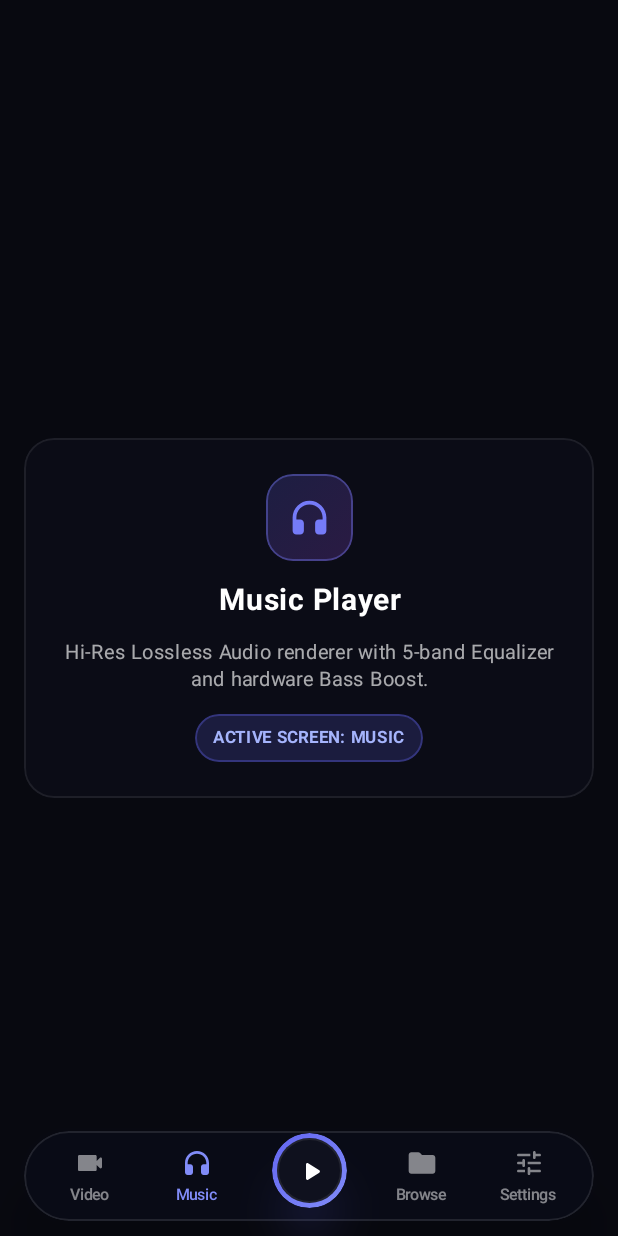
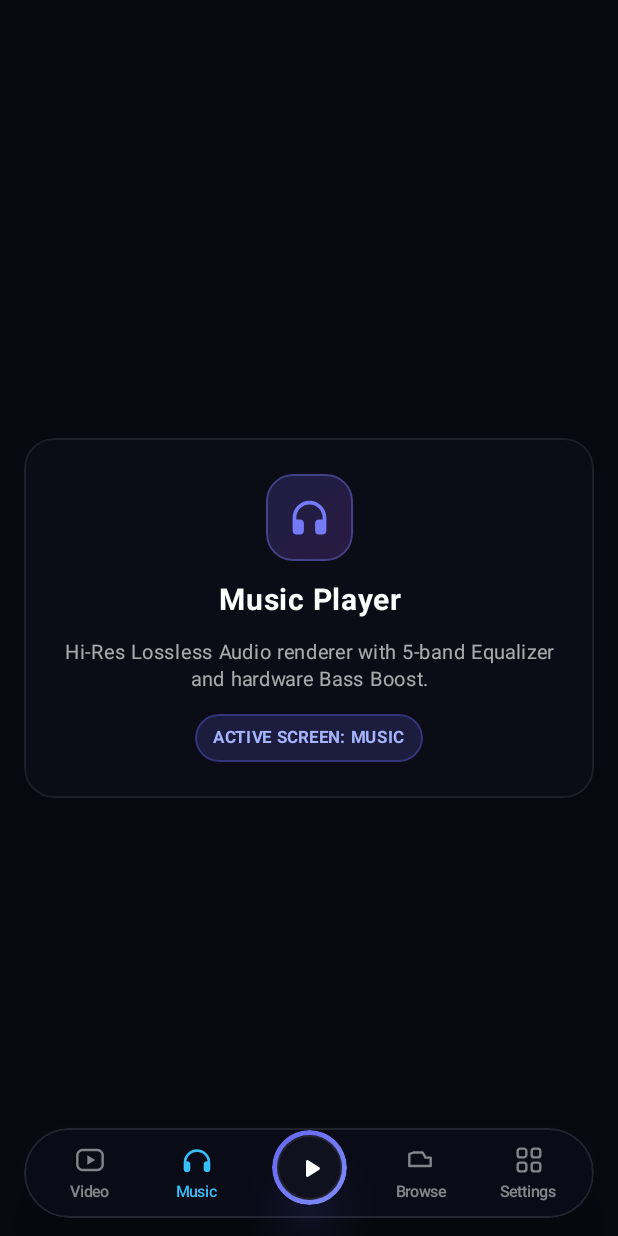
Before and after one commit to Mohammad-Shahid-07/playme, an Android app built with Jetpack Compose: the screen it shows after launch (MainActivity), after a tap on "Music", on a phone screen of 412 x 824 dp. Run offline under Robolectric (Android 15) with nearby library versions, the phone set to English and light mode, and no system bars; libraries missing offline, so code that uses them is left out: coil3.video; 1 statement that could not run was skipped; 3 other taps on this screen came first.

Commit message:
fix(perf): eliminate swipe feedback loop and hardware-accelerate video thumbnails via ThumbnailManager

```diff
--- a/app/src/main/java/com/playme/player/core/designsystem/PlayMeIcons.kt
+++ b/app/src/main/java/com/playme/player/core/designsystem/PlayMeIcons.kt
@@ -11,6 +11,7 @@ import androidx.compose.ui.graphics.Color
 import androidx.compose.ui.graphics.Path
 import androidx.compose.ui.graphics.StrokeCap
 import androidx.compose.ui.graphics.StrokeJoin
+import androidx.compose.ui.graphics.drawscope.Fill
 import androidx.compose.ui.graphics.drawscope.Stroke
 import androidx.compose.ui.unit.Dp
 import androidx.compose.ui.unit.dp
@@ -18,6 +19,147 @@ import androidx.compose.ui.unit.dp
 /**
  * Custom vector icons matching ui_prototype/src/components/icons/NavIcons.tsx
  */
+
+@Composable
+fun VideoNavIcon(
+    active: Boolean,
+    size: Dp = 21.dp,
+    modifier: Modifier = Modifier
+) {
+    val activeColor = Color(0xFF38BDF8) // Clean cyan matching Image 1
+    val inactiveColor = Color(0x80FFFFFF)
+
+    Canvas(modifier = modifier.size(size)) {
+        val s = this.size.width / 24f
+        val rectTopLeft = Offset(2.5f * s, 4.5f * s)
+        val rectSize = Size(19f * s, 15f * s)
+        val corner = CornerRadius(4f * s, 4f * s)
+
+        if (active) {
+            // Solid cyan screen
+            drawRoundRect(
+                color = activeColor,
+                topLeft = rectTopLeft,
+                size = rectSize,
+                cornerRadius = corner,
+                style = Fill
+            )
+            // Dark play triangle inside
+            val playPath = Path().apply {
+                moveTo(10f * s, 8.5f * s)
+                lineTo(16f * s, 12f * s)
+                lineTo(10f * s, 15.5f * s)
+                close()
+            }
+            drawPath(path = playPath, color = Color(0xFF0C0E18), style = Fill)
+        } else {
+            // Outline screen
+            drawRoundRect(
+                color = inactiveColor,
+                topLeft = rectTopLeft,
+                size = rectSize,
+                cornerRadius = corner,
+                style = Stroke(width = 1.8f * s)
+            )
+            val playPath = Path().apply {
+                moveTo(10f * s, 8.5f * s)
+                lineTo(16f * s, 12f * s)
+                lineTo(10f * s, 15.5f * s)
+                close()
+            }
+            drawPath(path = playPath, color = inactiveColor, style = Fill)
+        }
+    }
+}
+
+@Composable
+fun MusicNavIcon(
+    active: Boolean,
+    size: Dp = 21.dp,
+    modifier: Modifier = Modifier
+) {
+    val color = if (active) Color(0xFF38BDF8) else Color(0x80FFFFFF)
+
+    Canvas(modifier = modifier.size(size)) {
+        val s = this.size.width / 24f
+        val stroke = Stroke(width = 1.8f * s, cap = StrokeCap.Round)
+
+        // Headband arc
+        val arcPath = Path().apply {
+            moveTo(3f * s, 14f * s)
+            cubicTo(3f * s, 9f * s, 7f * s, 5f * s, 12f * s, 5f * s)
+            cubicTo(17f * s, 5f * s, 21f * s, 9f * s, 21f * s, 14f * s)
+        }
+        drawPath(path = arcPath, color = color, style = Stroke(width = 2f * s, cap = StrokeCap.Round))
+
+        // Ear cups
+        val cupCorner = CornerRadius(2.5f * s, 2.5f * s)
+        drawRoundRect(
+            color = color,
+            topLeft = Offset(2f * s, 13f * s),
+            size = Size(5f * s, 8f * s),
+            cornerRadius = cupCorner,
+            style = if (active) Fill else stroke
+        )
+        drawRoundRect(
+            color = color,
+            topLeft = Offset(17f * s, 13f * s),
+            size = Size(5f * s, 8f * s),
+            cornerRadius = cupCorner,
+            style = if (active) Fill else stroke
+        )
+    }
+}
+
+@Composable
+fun BrowseNavIcon(
+    active: Boolean,
+    size: Dp = 21.dp,
+    modifier: Modifier = Modifier
+) {
+    val color = if (active) Color(0xFF38BDF8) else Color(0x80FFFFFF)
+
+    Canvas(modifier = modifier.size(size)) {
+        val s = this.size.width / 24f
+        val path = Path().apply {
+            moveTo(2.5f * s, 7.5f * s)
+            lineTo(2.5f * s, 16.5f * s)
+            lineTo(18.5f * s, 16.5f * s)
+            lineTo(18.5f * s, 10.25f * s)
+            lineTo(14.62f * s, 10.25f * s)
+            lineTo(12.5f * s, 6.38f * s)
+            lineTo(9.38f * s, 6.38f * s)
+            lineTo(5.5f * s, 6.38f * s)
+            close()
+        }
+        drawPath(
+            path = path,
+            color = color,
+            style = if (active) Fill else Stroke(width = 1.8f * s, cap = StrokeCap.Round, join = StrokeJoin.Round)
+        )
+    }
+}
+
+@Composable
+fun SettingsNavIcon(
+    active: Boolean,
+    size: Dp = 21.dp,
+    modifier: Modifier = Modifier
+) {
+    val color = if (active) Color(0xFF38BDF8) else Color(0x80FFFFFF)
+
+    Canvas(modifier = modifier.size(size)) {
+        val s = this.size.width / 24f
+        val stroke = Stroke(width = 1.8f * s)
+        val corner = CornerRadius(2f * s, 2f * s)
+        val rectSize = Size(6.5f * s, 6.5f * s)
+
+        drawRoundRect(color = color, topLeft = Offset(3.5f * s, 3.5f * s), size = rectSize, cornerRadius = corner, style = if (active) Fill else stroke)
+        drawRoundRect(color = color, topLeft = Offset(14f * s, 3.5f * s), size = rectSize, cornerRadius = corner, style = stroke)
+        drawRoundRect(color = color, topLeft = Offset(3.5f * s, 14f * s), size = rectSize, cornerRadius = corner, style = stroke)
+        drawRoundRect(color = color, topLeft = Offset(14f * s, 14f * s), size = rectSize, cornerRadius = corner, style = if (active) Fill else stroke)
+    }
+}
 
 @Composable
 fun SortSlidersIcon(
@@ -29,47 +171,13 @@ fun SortSlidersIcon(
         val s = this.size.width / 24f
         val strokeWidth = 1.8f * s
 
-        // Top line
-        drawLine(
-            color = color,
-            start = Offset(4f * s, 7f * s),
-            end = Offset(20f * s, 7f * s),
-            strokeWidth = strokeWidth,
-            cap = StrokeCap.Round
-        )
-        // Top slider thumb circle at (8, 7)
-        drawCircle(
-            color = Color(0xFF0C0E18),
-            radius = 2.5f * s,
-            center = Offset(8f * s, 7f * s)
-        )
-        drawCircle(
-            color = color,
-            radius = 2.5f * s,
-            center = Offset(8f * s, 7f * s),
-            style = Stroke(width = strokeWidth)
-        )
+        drawLine(color = color, start = Offset(4f * s, 7f * s), end = Offset(20f * s, 7f * s), strokeWidth = strokeWidth, cap = StrokeCap.Round)
+        drawCircle(color = Color(0xFF0C0E18), radius = 2.5f * s, center = Offset(8f * s, 7f * s))
+        drawCircle(color = color, radius = 2.5f * s, center = Offset(8f * s, 7f * s), style = Stroke(width = strokeWidth))
 
-        // Bottom line
-        drawLine(
-            color = color,
-            start = Offset(4f * s, 17f * s),
-            end = Offset(20f * s, 17f * s),
-            strokeWidth = strokeWidth,
-            cap = StrokeCap.Round
-        )
-        // Bottom slider thumb circle at (16, 17)
-        drawCircle(
-            color = Color(0xFF0C0E18),
-            radius = 2.5f * s,
-            center = Offset(16f * s, 17f * s)
-        )
-        drawCircle(
-            color = color,
-            radius = 2.5f * s,
-            center = Offset(16f * s, 17f * s),
-            style = Stroke(width = strokeWidth)
-        )
+        drawLine(color = color, start = Offset(4f * s, 17f * s), end = Offset(20f * s, 17f * s), strokeWidth = strokeWidth, cap = StrokeCap.Round)
+        drawCircle(color = Color(0xFF0C0E18), radius = 2.5f * s, center = Offset(16f * s, 17f * s))
+        drawCircle(color = color, radius = 2.5f * s, center = Offset(16f * s, 17f * s), style = Stroke(width = strokeWidth))
     }
 }
 
@@ -81,42 +189,13 @@ fun GridViewIcon(
 ) {
     Canvas(modifier = modifier.size(size)) {
         val s = this.size.width / 24f
-        val strokeWidth = 1.8f * s
+        val style = Stroke(width = 1.8f * s)
         val corner = CornerRadius(2f * s, 2f * s)
-        val style = Stroke(width = strokeWidth)
 
-        // Top-left rect
-        drawRoundRect(
-            color = color,
-            topLeft = Offset(3.5f * s, 3.5f * s),
-            size = Size(6.5f * s, 6.5f * s),
-            cornerRadius = corner,
-            style = style
-        )
-        // Top-right rect
-        drawRoundRect(
-            color = color,
-            topLeft = Offset(14f * s, 3.5f * s),
-            size = Size(6.5f * s, 6.5f * s),
-            cornerRadius = corner,
-            style = style
-        )
-        // Bottom-left rect
-        drawRoundRect(
-            color = color,
-            topLeft = Offset(3.5f * s, 14f * s),
-            size = Size(6.5f * s, 6.5f * s),
-            cornerRadius = corner,
-            style = style
-        )
-        // Bottom-right rect
-        drawRoundRect(
-            color = color,
-            topLeft = Offset(14f * s, 14f * s),
-            size = Size(6.5f * s, 6.5f * s),
-            cornerRadius = corner,
-            style = style
-        )
+        drawRoundRect(color = color, topLeft = Offset(3.5f * s, 3.5f * s), size = Size(6.5f * s, 6.5f * s), cornerRadius = corner, style = style)
+        drawRoundRect(color = color, topLeft = Offset(14f * s, 3.5f * s), size = Size(6.5f * s, 6.5f * s), cornerRadius = corner, style = style)
+        drawRoundRect(color = color, topLeft = Offset(3.5f * s, 14f * s), size = Size(6.5f * s, 6.5f * s), cornerRadius = corner, style = style)
+        drawRoundRect(color = color, topLeft = Offset(14f * s, 14f * s), size = Size(6.5f * s, 6.5f * s), cornerRadius = corner, style = style)
     }
 }
 
@@ -130,30 +209,10 @@ fun ListViewIcon(
         val s = this.size.width / 24f
         val strokeWidth = 1.8f * s
 
-        // 3 horizontal bars
-        drawLine(
-            color = color,
-            start = Offset(8.5f * s, 6f * s),
-            end = Offset(20.5f * s, 6f * s),
-            strokeWidth = strokeWidth,
-            cap = StrokeCap.Round
-        )
-        drawLine(
-            color = color,
-            start = Offset(8.5f * s, 12f * s),
-            end = Offset(20.5f * s, 12f * s),
-            strokeWidth = strokeWidth,
-            cap = StrokeCap.Round
-        )
-        drawLine(
-            color = color,
-            start = Offset(8.5f * s, 18f * s),
-            end = Offset(20.5f * s, 18f * s),
-            strokeWidth = strokeWidth,
-            cap = StrokeCap.Round
-        )
+        drawLine(color = color, start = Offset(8.5f * s, 6f * s), end = Offset(20.5f * s, 6f * s), strokeWidth = strokeWidth, cap = StrokeCap.Round)
+        drawLine(color = color, start = Offset(8.5f * s, 12f * s), end = Offset(20.5f * s, 12f * s), strokeWidth = strokeWidth, cap = StrokeCap.Round)
+        drawLine(color = color, start = Offset(8.5f * s, 18f * s), end = Offset(20.5f * s, 18f * s), strokeWidth = strokeWidth, cap = StrokeCap.Round)
 
-        // 3 bullet points
         drawCircle(color = color, radius = 1.2f * s, center = Offset(4.5f * s, 6f * s))
         drawCircle(color = color, radius = 1.2f * s, center = Offset(4.5f * s, 12f * s))
         drawCircle(color = color, radius = 1.2f * s, center = Offset(4.5f * s, 18f * s))
@@ -173,14 +232,6 @@ fun CheckmarkIcon(
             lineTo(9f * s, 17f * s)
             lineTo(20f * s, 6f * s)
         }
-        drawPath(
-            path = path,
-            color = color,
-            style = Stroke(
-                width = 2.2f * s,
-                cap = StrokeCap.Round,
-                join = StrokeJoin.Round
-            )
-        )
+        drawPath(path = path, color = color, style = Stroke(width = 2.2f * s, cap = StrokeCap.Round, join = StrokeJoin.Round))
     }
 }
--- a/app/src/main/java/com/playme/player/feature/library/ui/LibraryScreen.kt
+++ b/app/src/main/java/com/playme/player/feature/library/ui/LibraryScreen.kt
@@ -29,7 +29,6 @@ import androidx.compose.material3.CircularProgressIndicator
 import androidx.compose.material3.Icon
 import androidx.compose.material3.Text
 import androidx.compose.runtime.Composable
-import androidx.compose.runtime.LaunchedEffect
 import androidx.compose.runtime.collectAsState
 import androidx.compose.runtime.getValue
 import androidx.compose.runtime.rememberCoroutineScope
@@ -58,22 +57,9 @@ fun LibraryScreen(
     val pagerState = rememberPagerState(initialPage = 0) { 2 }
     val coroutineScope = rememberCoroutineScope()
 
-    // Sync pager swipe with ViewModel active sub-tab
-    LaunchedEffect(pagerState.currentPage) {
-        val tab = if (pagerState.currentPage == 0) VideoSubTab.VIDEOS else VideoSubTab.FOLDERS
-        if (state.activeSubTab != tab) {
-            viewModel.onAction(LibraryAction.SetSubTab(tab))
-        }
-    }
+    // Direct single source of truth from pagerState - NO fighting loops!
+    val currentSubTab = if (pagerState.currentPage == 0) VideoSubTab.VIDEOS else VideoSubTab.FOLDERS
 
-    LaunchedEffect(state.activeSubTab) {
-        val targetPage = if (state.activeSubTab == VideoSubTab.VIDEOS) 0 else 1
-        if (pagerState.currentPage != targetPage) {
-            pagerState.animateScrollToPage(targetPage)
-        }
-    }
-
-    // Outer Viewport with statusBarsPadding() matching DeviceFrame status bar in prototype
     Column(
         modifier = modifier
             .fillMaxSize()
@@ -119,7 +105,7 @@ fun LibraryScreen(
             }
         }
 
-        // 4. Continue Watching Carousel (Persistent across Videos & Folders)
+        // 4. Continue Watching Carousel (Persistent across both tabs)
         if (state.searchQuery.isEmpty() && state.selectedFolder == null) {
             ContinueWatchingRow(
                 items = state.continueWatching,
@@ -132,19 +118,20 @@ fun LibraryScreen(
 
         // 5. Video Sub-Nav Bar (Videos / Folders, Sort, View mode)
         VideoSubNavBar(
-            activeTab = state.activeSubTab,
+            activeTab = currentSubTab,
             sortOption = state.sortOption,
             viewMode = state.viewMode,
             onTabChange = { tab ->
-                val targetPage = if (tab == VideoSubTab.VIDEOS) 0 else 1
-                coroutineScope.launch { pagerState.animateScrollToPage(targetPage) }
-                viewModel.onAction(LibraryAction.SetSubTab(tab))
+                val target = if (tab == VideoSubTab.VIDEOS) 0 else 1
+                coroutineScope.launch {
+                    pagerState.animateScrollToPage(target)
+                }
             },
             onSortChange = { viewModel.onAction(LibraryAction.SetSortOption(it)) },
             onViewModeToggle = { viewModel.onAction(LibraryAction.ToggleViewMode) }
         )
 
-        // 6. Smooth Swipable Animated Pager for Videos & Folders
+        // 6. Smooth Swipable Animated Pager with Zero Recomposition Jitter
         if (state.isLoading) {
             Box(modifier = Modifier.weight(1f).fillMaxWidth(), contentAlignment = Alignment.Center) {
                 CircularProgressIndicator(color = Color(0xFF818CF8), strokeWidth = 2.5.dp)
@@ -153,24 +140,25 @@ fun LibraryScreen(
             HorizontalPager(
                 state = pagerState,
                 modifier = Modifier.weight(1f).fillMaxWidth(),
-                userScrollEnabled = state.selectedFolder == null
+                userScrollEnabled = state.selectedFolder == null,
+                key = { it }
             ) { page ->
                 if (page == 0) {
-                    // Page 0: Videos Feed with lazy keys for stutter-free scrolling
+                    // Page 0: Videos Feed
                     if (state.displayedVideos.isEmpty()) {
                         EmptyVideosView()
                     } else if (state.viewMode == ViewMode.GRID) {
                         LazyVerticalGrid(
                             columns = GridCells.Fixed(2),
                             modifier = Modifier.fillMaxSize(),
-                            contentPadding = PaddingValues(top = 4.dp, bottom = 88.dp),
+                            contentPadding = PaddingValues(top = 4.dp, bottom = 96.dp),
                             horizontalArrangement = Arrangement.spacedBy(10.dp),
                             verticalArrangement = Arrangement.spacedBy(10.dp)
                         ) {
                             items(
                                 items = state.displayedVideos,
                                 key = { it.id },
-                                contentType = { "video_card_grid" }
+                                contentType = { "video_grid" }
                             ) { video ->
                                 VideoCardItem(
                                     video = video,
@@ -182,13 +170,13 @@ fun LibraryScreen(
                     } else {
                         LazyColumn(
                             modifier = Modifier.fillMaxSize(),
-                            contentPadding = PaddingValues(top = 4.dp, bottom = 88.dp),
+                            contentPadding = PaddingValues(top = 4.dp, bottom = 96.dp),
                             verticalArrangement = Arrangement.spacedBy(8.dp)
                         ) {
                             items(
                                 items = state.displayedVideos,
                                 key = { it.id },
-                                contentType = { "video_card_list" }
+                                contentType = { "video_list" }
                             ) { video ->
                                 VideoCardItem(
                                     video = video,
@@ -204,14 +192,14 @@ fun LibraryScreen(
                         LazyVerticalGrid(
                             columns = GridCells.Fixed(2),
                             modifier = Modifier.fillMaxSize(),
-                            contentPadding = PaddingValues(top = 4.dp, bottom = 88.dp),
+                            contentPadding = PaddingValues(top = 4.dp, bottom = 96.dp),
                             horizontalArrangement = Arrangement.spacedBy(10.dp),
                             verticalArrangement = Arrangement.spacedBy(10.dp)
                         ) {
                             items(
                                 items = state.folders,
                                 key = { it.id },
-                                contentType = { "folder_card_grid" }
+                                contentType = { "folder_grid" }
                             ) { folder ->
                                 FolderCardItem(
                                     folder = folder,
@@ -223,13 +211,13 @@ fun LibraryScreen(
                     } else {
                         LazyColumn(
                             modifier = Modifier.fillMaxSize(),
-                            contentPadding = PaddingValues(top = 4.dp, bottom = 88.dp),
+                            contentPadding = PaddingValues(top = 4.dp, bottom = 96.dp),
                             verticalArrangement = Arrangement.spacedBy(8.dp)
                         ) {
                             items(
                                 items = state.folders,
                                 key = { it.id },
-                                contentType = { "folder_card_list" }
+                                contentType = { "folder_list" }
                             ) { folder ->
                                 FolderCardItem(
                                     folder = folder,
--- a/app/src/main/java/com/playme/player/feature/navigation/BottomNavBar.kt
+++ b/app/src/main/java/com/playme/player/feature/navigation/BottomNavBar.kt
@@ -15,11 +15,7 @@ import androidx.compose.foundation.layout.padding
 import androidx.compose.foundation.layout.size
 import androidx.compose.foundation.shape.CircleShape
 import androidx.compose.material.icons.Icons
-import androidx.compose.material.icons.rounded.Folder
-import androidx.compose.material.icons.rounded.Headphones
 import androidx.compose.material.icons.rounded.PlayArrow
-import androidx.compose.material.icons.rounded.Tune
-import androidx.compose.material.icons.rounded.Videocam
 import androidx.compose.material3.Icon
 import androidx.compose.material3.Text
 import androidx.compose.runtime.Composable
@@ -29,10 +25,13 @@ import androidx.compose.ui.draw.clip
 import androidx.compose.ui.draw.shadow
 import androidx.compose.ui.graphics.Brush
 import androidx.compose.ui.graphics.Color
-import androidx.compose.ui.graphics.vector.ImageVector
 import androidx.compose.ui.text.font.FontWeight
 import androidx.compose.ui.unit.dp
 import androidx.compose.ui.unit.sp
+import com.playme.player.core.designsystem.BrowseNavIcon
+import com.playme.player.core.designsystem.MusicNavIcon
+import com.playme.player.core.designsystem.SettingsNavIcon
+import com.playme.player.core.designsystem.VideoNavIcon
 
 enum class MainNavTab {
     VIDEO, MUSIC, BROWSE, SETTINGS
@@ -49,7 +48,7 @@ fun BottomNavBar(
         modifier = modifier
             .fillMaxWidth()
             .navigationBarsPadding()
-            .padding(start = 16.dp, end = 16.dp, bottom = 10.dp),
+            .padding(start = 16.dp, end = 16.dp, bottom = 12.dp),
         contentAlignment = Alignment.BottomCenter
     ) {
         // Floating Capsule Dock: 60px height, rgba(10, 13, 24, 0.75), 1px solid rgba(255, 255, 255, 0.1)
@@ -74,19 +73,19 @@ fun BottomNavBar(
                 verticalAlignment = Alignment.CenterVertically
             ) {
                 // Tab 1: Video
-                NavTabButton(
-                    icon = Icons.Rounded.Videocam,
+                NavTabItem(
                     label = "Video",
                     isActive = activeTab == MainNavTab.VIDEO,
+                    icon = { VideoNavIcon(active = activeTab == MainNavTab.VIDEO, size = 21.dp) },
                     onClick = { onTabSelected(MainNavTab.VIDEO) },
                     modifier = Modifier.weight(1f)
                 )
 
                 // Tab 2: Music
-                NavTabButton(
-                    icon = Icons.Rounded.Headphones,
+                NavTabItem(
                     label = "Music",
                     isActive = activeTab == MainNavTab.MUSIC,
+                    icon = { MusicNavIcon(active = activeTab == MainNavTab.MUSIC, size = 21.dp) },
                     onClick = { onTabSelected(MainNavTab.MUSIC) },
                     modifier = Modifier.weight(1f)
                 )
@@ -99,19 +98,19 @@ fun BottomNavBar(
                 )
 
                 // Tab 3: Browse
-                NavTabButton(
-                    icon = Icons.Rounded.Folder,
+                NavTabItem(
                     label = "Browse",
                     isActive = activeTab == MainNavTab.BROWSE,
+                    icon = { BrowseNavIcon(active = activeTab == MainNavTab.BROWSE, size = 21.dp) },
                     onClick = { onTabSelected(MainNavTab.BROWSE) },
                     modifier = Modifier.weight(1f)
                 )
 
                 // Tab 4: Settings
-                NavTabButton(
-                    icon = Icons.Rounded.Tune,
+                NavTabItem(
                     label = "Settings",
                     isActive = activeTab == MainNavTab.SETTINGS,
+                    icon = { SettingsNavIcon(active = activeTab == MainNavTab.SETTINGS, size = 21.dp) },
                     onClick = { onTabSelected(MainNavTab.SETTINGS) },
                     modifier = Modifier.weight(1f)
                 )
@@ -135,10 +134,9 @@ fun BottomNavBar(
                     )
                 )
                 .clickable(onClick = onBigPlayClick)
-                .padding(3.dp), // 3px outer ring padding
+                .padding(3.dp),
             contentAlignment = Alignment.Center
         ) {
-            // Inner Dome: #0F111E
             Box(
                 modifier = Modifier
                     .size(44.dp)
@@ -161,15 +159,15 @@ fun BottomNavBar(
 }
 
 @Composable
-private fun NavTabButton(
-    icon: ImageVector,
+private fun NavTabItem(
     label: String,
     isActive: Boolean,
+    icon: @Composable () -> Unit,
     onClick: () -> Unit,
     modifier: Modifier = Modifier
 ) {
-    val activeColor = Color(0xFF818CF8)
-    val inactiveColor = Color(0x80FFFFFF) // rgba(255, 255, 255, 0.50)
+    val activeColor = Color(0xFF38BDF8) // Clean cyan matching Image 1 prototype
+    val inactiveColor = Color(0x80FFFFFF)
 
     Column(
         modifier = modifier
@@ -179,12 +177,7 @@ private fun NavTabButton(
         horizontalAlignment = Alignment.CenterHorizontally,
         verticalArrangement = Arrangement.spacedBy(4.dp)
     ) {
-        Icon(
-            imageVector = icon,
-            contentDescription = label,
-            tint = if (isActive) activeColor else inactiveColor,
-            modifier = Modifier.size(21.dp)
-        )
+        icon()
         Text(
             text = label,
             color = if (isActive) activeColor else inactiveColor,
```
Also changed, not shown: app/src/main/java/com/playme/player/core/scanner/ThumbnailManager.kt (added, +112 -0 lines), app/src/main/java/com/playme/player/feature/library/ui/ContinueWatchingRow.kt (+43 -16 lines), app/src/main/java/com/playme/player/feature/library/ui/VideoGridCard.kt (+6 -24 lines), app/src/main/java/com/playme/player/feature/library/ui/VideoListCard.kt (+4 -22 lines), app/src/main/java/com/playme/player/feature/library/ui/VideoThumbnailImage.kt (added, +70 -0 lines).
